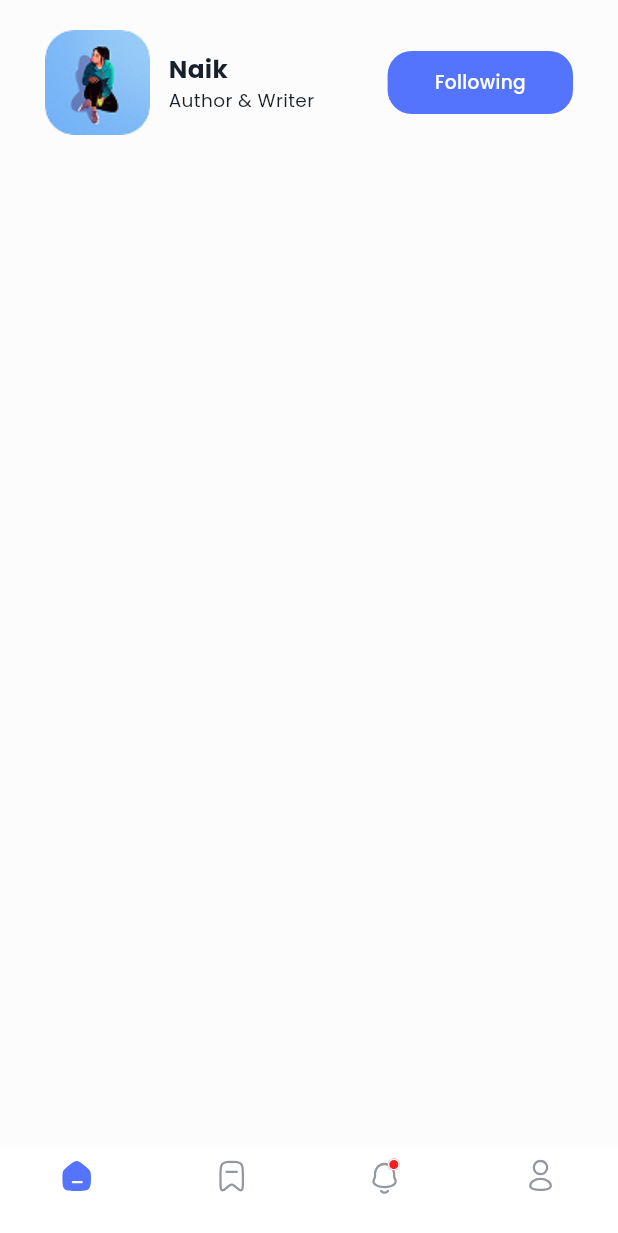
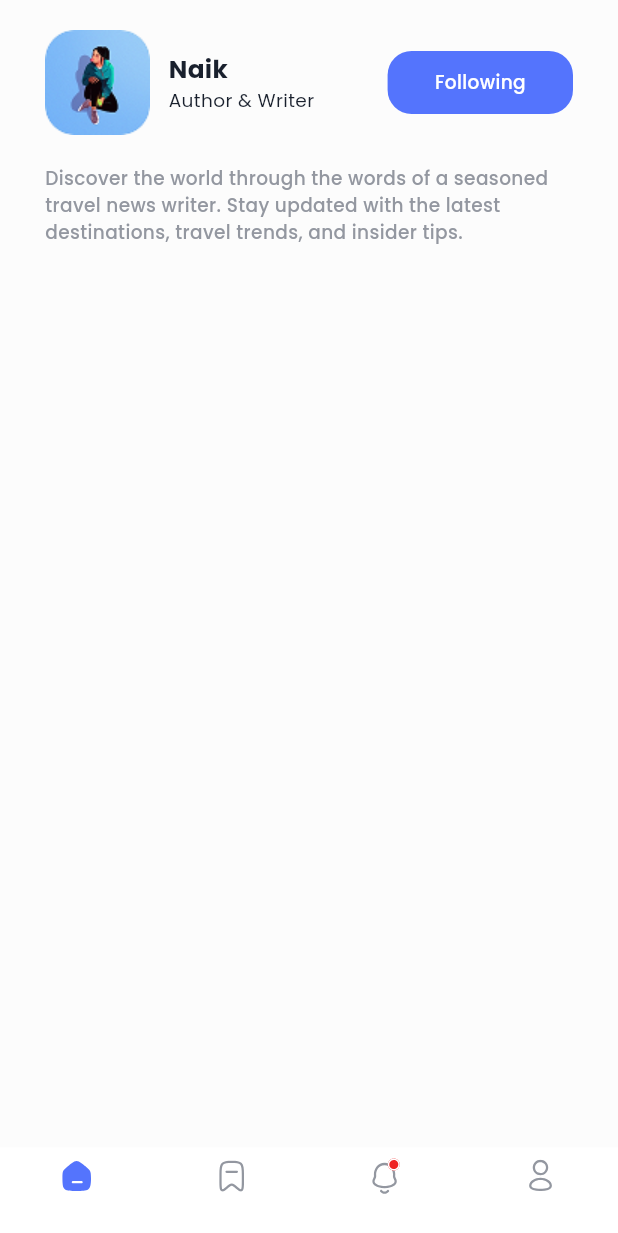
Before and after one commit to shashwat-naik/Education-Purpose, a Flutter app: the screen it shows after launch, on a phone screen of 412 x 824 dp. Shown: the top 1233 px of the screen. Run offline on Flutter 3.47's test engine with Material 3 defaults, Android fonts, the phone set to English and light mode, and no system bars; our stand-ins replace carousel_slider, flutter_svg, google_fonts.

Commit message:
Profile User Desc

```diff
--- a/lib/profile_screen.dart
+++ b/lib/profile_screen.dart
@@ -18,7 +18,9 @@ class ProfileScreen extends StatelessWidget {
         child: SafeArea(
           child: Column(
             children: [
-              SizedBox(height: 20,), // Used for creating space from top margin of phone (Personal Touch)
+              SizedBox(
+                height: 20,
+              ), // Used for creating space from top margin of phone (Personal Touch)
               Row(
                 children: [
                   SizedBox(
@@ -84,6 +86,19 @@ class ProfileScreen extends StatelessWidget {
                   ),
                 ],
               ),
+              SizedBox(
+                height: SizeConfig.blockSizeVertical! * 2.5,
+              ),
+              Text(
+                'Discover the world through the words of a seasoned travel news writer. Stay updated with the latest destinations, travel trends, and insider tips.',
+                style: kPoppinsMedium.copyWith(
+                  color: kGrey,
+                  fontSize: SizeConfig.blockSizeHorizontal! * 3,
+                ),
+              ),
+              SizedBox(
+                height: SizeConfig.blockSizeVertical! * 2.5,
+              ),
             ],
           ),
         ),
```
